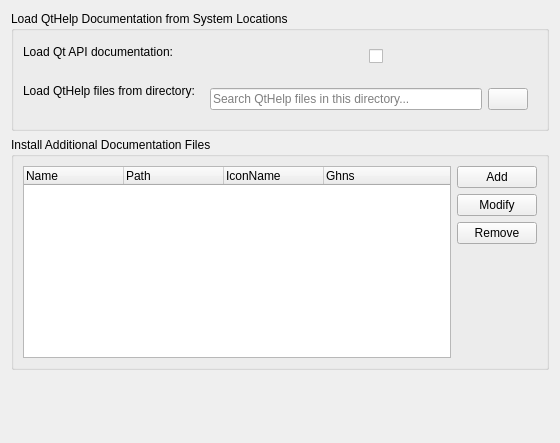
Above: documentation/qthelp/qthelpconfig.ui from KDE/kdevelop before the change. Below: the same form after it.
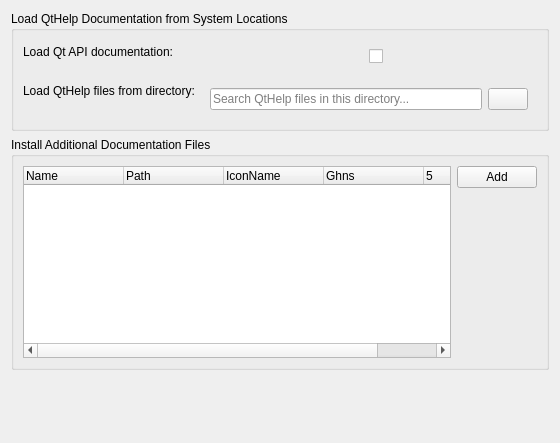
That is the form after the change. Icons and pictures are not drawn. Custom widgets are drawn as their Qt base class.

Commit message:
Move Table Controls into Table
Add remove/modify control buttons into the table to have a clean
separation between installation and modification of documentation
files.

Patch:
```diff
--- a/documentation/qthelp/qthelpconfig.ui
+++ b/documentation/qthelp/qthelpconfig.ui
@@ -150,6 +150,9 @@
             <property name="wordWrap">
              <bool>false</bool>
             </property>
+            <property name="columnCount">
+             <number>5</number>
+            </property>
             <property name="showGrid" stdset="0">
              <bool>false</bool>
             </property>
@@ -176,6 +179,11 @@
               <string notr="true">Ghns</string>
              </property>
             </column>
+            <column>
+             <property name="text">
+              <string notr="true"/>
+             </property>
+            </column>
            </widget>
           </item>
           <item>
@@ -196,20 +204,6 @@
             </property>
            </widget>
           </item>
-          <item>
-           <widget class="QPushButton" name="editButton">
-            <property name="text">
-             <string>Modify</string>
-            </property>
-           </widget>
-          </item>
-          <item>
-           <widget class="QPushButton" name="removeButton">
-            <property name="text">
-             <string>Remove</string>
-            </property>
-           </widget>
-          </item>
           <item>
            <spacer name="verticalSpacer_2">
             <property name="orientation">
```
The commit also changes 2 other files.
